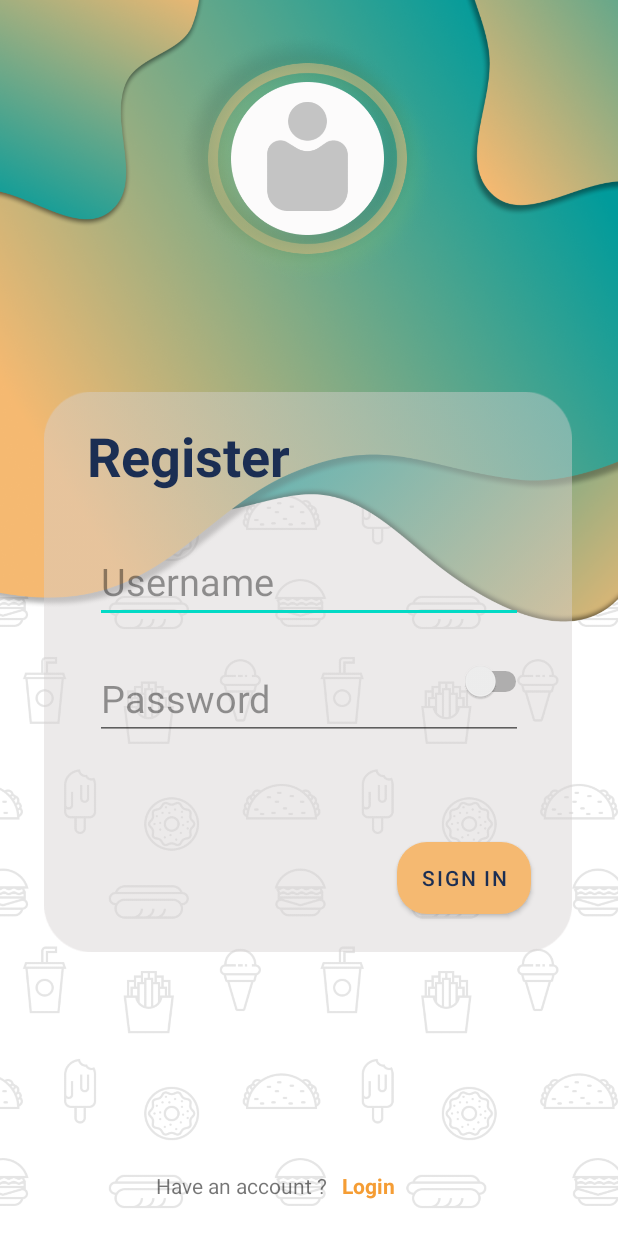
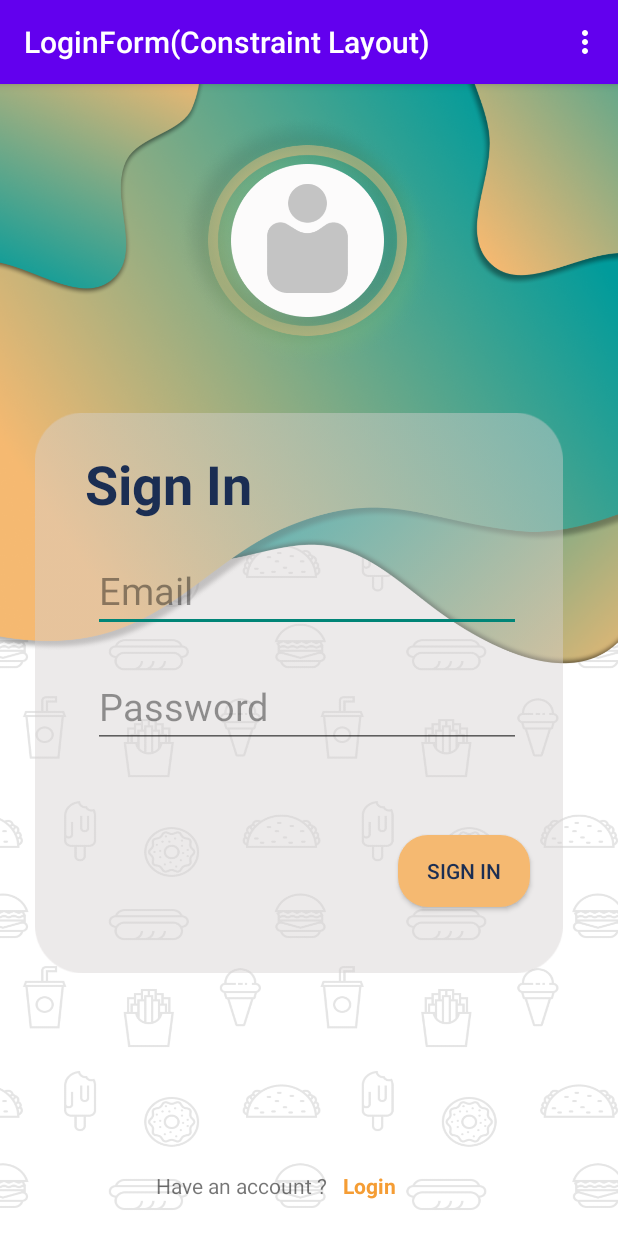
Before and after one commit to pramek008/EventButtonOnClick, an Android app: the screen it shows after launch (MainActivity), on a phone screen of 412 x 824 dp. Run offline under Robolectric (Android 15) with nearby library versions, the phone set to English and light mode, and no system bars; Roboto replaces fonts that are not available here.

Commit message:
tambah_register

```diff
--- a/app/src/main/java/com/example/eventbuttononclick/Activitykedua.java
+++ b/app/src/main/java/com/example/eventbuttononclick/Activitykedua.java
@@ -1,7 +1,6 @@
 package com.example.eventbuttononclick;
 
 import androidx.appcompat.app.AppCompatActivity;
-
 import android.os.Bundle;
 import android.widget.TextView;
 
--- a/app/src/main/java/com/example/eventbuttononclick/MainActivity.java
+++ b/app/src/main/java/com/example/eventbuttononclick/MainActivity.java
@@ -2,11 +2,12 @@ package com.example.eventbuttononclick;
 
 import android.content.Intent;
 import android.os.Bundle;
+import android.view.Menu;
+import android.view.MenuItem;
 import android.view.View;
 import android.widget.Button;
 import android.widget.EditText;
 import android.widget.Toast;
-
 import androidx.appcompat.app.AppCompatActivity;
 
 public class MainActivity extends AppCompatActivity
@@ -17,25 +18,40 @@ public class MainActivity extends AppCompatActivity
     String nama, pass;
 
     @Override
+    public boolean onCreateOptionsMenu(Menu menu) {
+        getMenuInflater().inflate(R.menu.menu, menu);
+        return super.onCreateOptionsMenu(menu);
+    }
+
+    @Override
+    public boolean onOptionsItemSelected(MenuItem item) {
+        if(item.getItemId()==R.id.mnDaftar)
+        {
+            Intent i = new Intent(getApplicationContext(), DaftarActivity.class);
+            startActivity(i);
+        }
+        return super.onOptionsItemSelected(item);
+    }
+
+    @Override
     protected void onCreate(Bundle savedInstanceState)
     {
         super.onCreate(savedInstanceState);
         setContentView(R.layout.activity_main);
 
-        btnLogin=findViewById(R.id.btSign);
-        edemail=findViewById(R.id.inEmail);
-        edpass=findViewById(R.id.inPass);
+        btnLogin=findViewById(R.id.fabSimpan);
+        edemail=findViewById(R.id.regNama);
+        edpass=findViewById(R.id.regPass);
 
         btnLogin.setOnClickListener(new View.OnClickListener()
         {
-            String mail1,sandi;
+            String mail,sandi;
             @Override
             public void onClick(View v)
             {
-                //database:)
-                //data1
-                mail1 = "Eka Nova Pramudya";
-                sandi = "naxpwr";
+                Bundle bundle2 = getIntent().getExtras();
+                mail = bundle2.getString("mail");
+                sandi = bundle2.getString("pass");
 
                 nama = edemail.getText().toString();
                 pass = edpass.getText().toString();
@@ -45,20 +61,7 @@ public class MainActivity extends AppCompatActivity
                             "Mohon ISI Username dan Password",Toast.LENGTH_LONG);
                     k.show();
                 }
-//                if(nama .equals(mail1) || sandi.equals(pass))
-//                {
-//                    if(nama .equals (mail1)) {
-//                        Toast bm = Toast.makeText(getApplicationContext(),
-//                                "Password SALAH",Toast.LENGTH_SHORT);
-//                        bm.show();
-//                    }
-//                    else {
-//                        Toast bp = Toast.makeText(getApplicationContext(),
-//                                "Email SALAH",Toast.LENGTH_LONG);
-//                        bp.show();
-//                    }
-//                }
-                else if(nama.equals(mail1) && sandi.equals(pass))
+                else if(nama.equals(mail) && sandi.equals(pass))
                 {
                     Toast b = Toast.makeText(getApplicationContext(),
                             "Login BERHASIL",Toast.LENGTH_LONG);
--- a/app/src/main/res/layout/activity_main.xml
+++ b/app/src/main/res/layout/activity_main.xml
@@ -28,30 +28,29 @@
 
         app:layout_constraintBottom_toBottomOf="parent"
         app:layout_constraintEnd_toEndOf="parent"
-        app:layout_constraintHorizontal_bias="0.487"
+        app:layout_constraintHorizontal_bias="0.39"
         app:layout_constraintStart_toStartOf="parent"
-        app:layout_constraintTop_toTopOf="parent"
-        app:layout_constraintVertical_bias="0.58"
+        app:layout_constraintTop_toBottomOf="@+id/imageView8"
+        app:layout_constraintVertical_bias="0.122"
         app:srcCompat="@drawable/rectangle" />
 
     <TextView
         android:id="@+id/textView"
         android:layout_width="wrap_content"
         android:layout_height="wrap_content"
-        android:layout_marginBottom="6dp"
-        android:text="Register"
+        android:text="@string/bSignin"
         android:textColor="#1B2E53"
         android:textSize="36sp"
         android:textStyle="bold"
-        app:layout_constraintBottom_toBottomOf="parent"
+        app:layout_constraintBottom_toBottomOf="@+id/imageView7"
         app:layout_constraintEnd_toEndOf="parent"
-        app:layout_constraintHorizontal_bias="0.21"
+        app:layout_constraintHorizontal_bias="0.188"
         app:layout_constraintStart_toStartOf="parent"
-        app:layout_constraintTop_toTopOf="parent"
-        app:layout_constraintVertical_bias="0.363" />
+        app:layout_constraintTop_toTopOf="@+id/imageView7"
+        app:layout_constraintVertical_bias="0.073" />
 
     <EditText
-        android:id="@+id/inEmail"
+        android:id="@+id/regNama"
         android:layout_width="285dp"
         android:layout_height="52dp"
         android:ems="10"
@@ -61,13 +60,14 @@
         android:textSize="25sp"
         app:layout_constraintBottom_toBottomOf="parent"
         app:layout_constraintEnd_toEndOf="parent"
+        app:layout_constraintHorizontal_bias="0.49"
         app:layout_constraintStart_toStartOf="parent"
-        app:layout_constraintTop_toTopOf="parent"
-        app:layout_constraintVertical_bias="0.471"
+        app:layout_constraintTop_toTopOf="@+id/imageView7"
+        app:layout_constraintVertical_bias="0.192"
         tools:ignore="DuplicateIds,MissingConstraints" />
 
     <EditText
-        android:id="@+id/inPass"
+        android:id="@+id/regPass"
         android:layout_width="285dp"
         android:layout_height="52dp"
         android:ems="10"
@@ -77,21 +77,11 @@
         android:textSize="25sp"
         app:layout_constraintBottom_toBottomOf="parent"
         app:layout_constraintEnd_toEndOf="parent"
+        app:layout_constraintHorizontal_bias="0.49"
         app:layout_constraintStart_toStartOf="parent"
-        app:layout_constraintTop_toTopOf="parent"
-        app:layout_constraintVertical_bias="0.572"
+        app:layout_constraintTop_toBottomOf="@+id/regNama"
+        app:layout_constraintVertical_bias="0.073"
         tools:ignore="MissingConstraints" />
-
-    <Switch
-        android:id="@+id/switch1"
-        android:layout_width="wrap_content"
-        android:layout_height="wrap_content"
-        app:layout_constraintBottom_toBottomOf="parent"
-        app:layout_constraintEnd_toEndOf="parent"
-        app:layout_constraintHorizontal_bias="0.843"
-        app:layout_constraintStart_toStartOf="parent"
-        app:layout_constraintTop_toTopOf="parent"
-        app:layout_constraintVertical_bias="0.553" />
 
     <TextView
         android:id="@+id/textView3"
@@ -109,19 +99,17 @@
         android:id="@+id/textView4"
         android:layout_width="44dp"
         android:layout_height="wrap_content"
-        android:layout_marginStart="10dp"
-        android:layout_marginEnd="100dp"
         android:layout_marginBottom="24dp"
         android:text="@string/rLogin"
         android:textColor="#F59D34"
         android:textStyle="bold"
         app:layout_constraintBottom_toBottomOf="parent"
         app:layout_constraintEnd_toEndOf="parent"
-        app:layout_constraintHorizontal_bias="0.0"
+        app:layout_constraintHorizontal_bias="0.069"
         app:layout_constraintStart_toEndOf="@+id/textView3" />
 
     <Button
-        android:id="@+id/btSign"
+        android:id="@+id/fabSimpan"
         android:layout_width="wrap_content"
         android:layout_height="wrap_content"
         android:background="@drawable/rounded_corner_custom"
@@ -129,12 +117,12 @@
         android:textColor="#1B2E53"
         app:backgroundTint="#F5B971"
         app:iconTint="#1B3B7A"
-        app:layout_constraintBottom_toBottomOf="parent"
+        app:layout_constraintBottom_toBottomOf="@+id/imageView7"
         app:layout_constraintEnd_toEndOf="parent"
-        app:layout_constraintHorizontal_bias="0.821"
+        app:layout_constraintHorizontal_bias="0.819"
         app:layout_constraintStart_toStartOf="parent"
-        app:layout_constraintTop_toTopOf="parent"
-        app:layout_constraintVertical_bias="0.723"
+        app:layout_constraintTop_toTopOf="@+id/imageView7"
+        app:layout_constraintVertical_bias="0.862"
         app:rippleColor="#8C2929" />
 
     <androidx.constraintlayout.widget.Guideline
--- a/app/src/main/res/layout/halaman2.xml
+++ b/app/src/main/res/layout/halaman2.xml
@@ -12,6 +12,7 @@
         android:layout_height="wrap_content"
         android:fontFamily="@font/rasa"
         android:text="@string/tapilNameH2"
+        android:textColor="#000000"
         android:textSize="30sp"
         android:textStyle="bold"
         app:layout_constraintBottom_toBottomOf="parent"
@@ -111,6 +112,7 @@
         android:layout_height="wrap_content"
         android:fontFamily="@font/rambla_bold_italic"
         android:text="@string/tampilPassH2"
+        android:textColor="#000000"
         android:textSize="25sp"
         android:textStyle="bold|italic"
         app:layout_constraintBottom_toBottomOf="parent"
--- /dev/null
+++ b/app/src/main/res/menu/menu.xml
@@ -0,0 +1,7 @@
+<?xml version="1.0" encoding="utf-8"?>
+<menu xmlns:android="http://schemas.android.com/apk/res/android">
+
+    <item
+        android:id="@+id/mnDaftar"
+        android:title="@string/mDaftar" />
+</menu>
--- a/app/src/main/res/values/strings.xml
+++ b/app/src/main/res/values/strings.xml
@@ -1,6 +1,6 @@
 <resources>
     <string name="app_name">LoginForm(Constraint Layout)</string>
-    <string name="tusername">Username</string>
+    <string name="tusername">Email</string>
     <string name="tPassword">Password</string>
     <string name="bSignin">Sign In</string>
     <string name="rLogin">Login</string>
@@ -11,4 +11,11 @@
     <string name="tampilPassH2"></string>
     <string name="suklogin">Login Sukses</string>
     <string name="passh2">Password Anda :</string>
+    <string name="mDaftar">Pendaftaran</string>
+    <string name="ldaftar">Daftar</string>
+    <string name="enama">Masukan Nama</string>
+    <string name="eemail">Masukan E-Mail</string>
+    <string name="epass">Masukan Password</string>
+    <string name="erepass">Masukan Password Kembali</string>
+    <string name="ealamat">Masukan Alamat</string>
 </resources>
--- a/app/src/main/res/values/themes.xml
+++ b/app/src/main/res/values/themes.xml
@@ -1,6 +1,6 @@
 <resources xmlns:tools="http://schemas.android.com/tools">
     <!-- Base application theme. -->
-    <style name="Theme.EventButtonOnClick" parent="Theme.MaterialComponents.DayNight.NoActionBar">
+    <style name="Theme.EventButtonOnClick" parent="Theme.MaterialComponents.DayNight.DarkActionBar.Bridge">
         <!-- Primary brand color. -->
         <item name="colorPrimary">@color/purple_500</item>
         <item name="colorPrimaryVariant">@color/purple_700</item>
--- a/build.gradle
+++ b/build.gradle
@@ -5,7 +5,7 @@ buildscript {
         jcenter()
     }
     dependencies {
-        classpath "com.android.tools.build:gradle:4.1.2"
+        classpath 'com.android.tools.build:gradle:4.1.3'
 
         // NOTE: Do not place your application dependencies here; they belong
         // in the individual module build.gradle files
```
Also changed, not shown: app/src/main/AndroidManifest.xml (+8 -5 lines), app/src/main/java/com/example/eventbuttononclick/DaftarActivity.java (added, +73 -0 lines), app/src/main/res/layout/activity_daftar.xml (added, +188 -0 lines), app/src/main/res/drawable/recregis.png (added).
